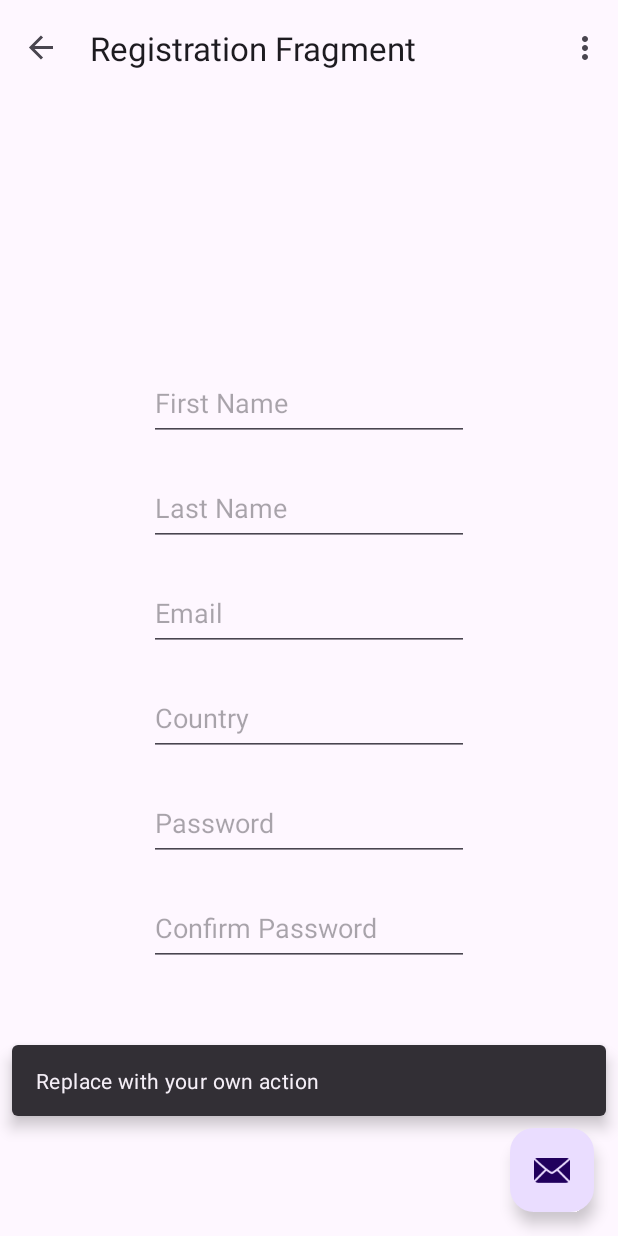
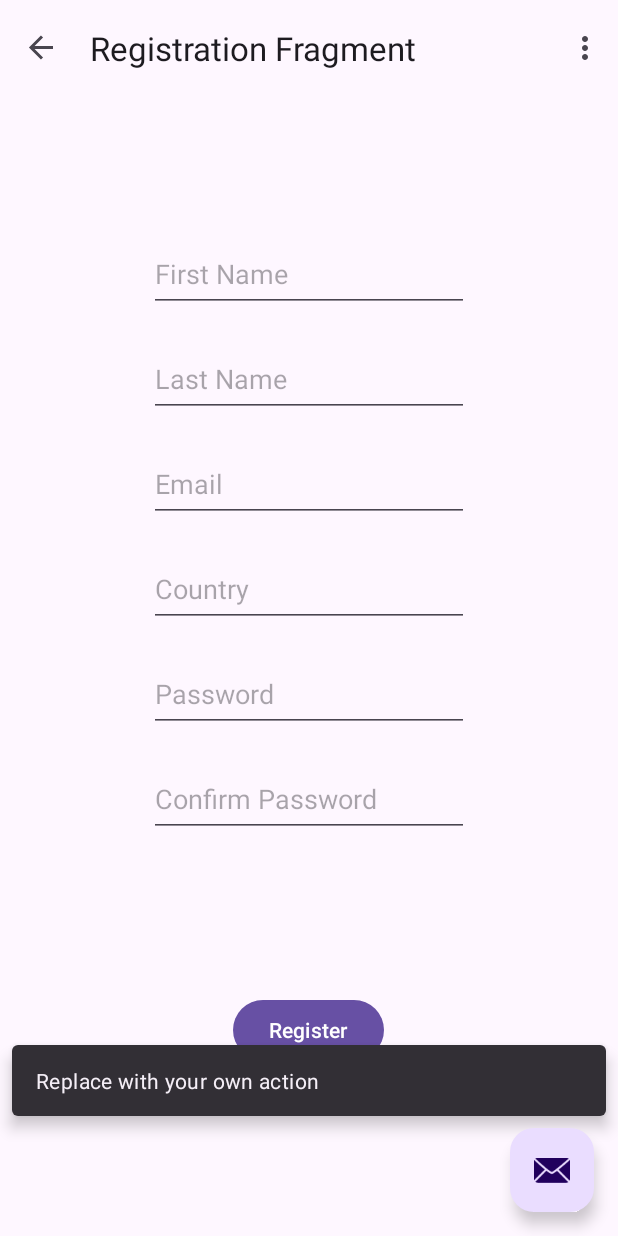
Before and after one commit to car-companion/android, an Android app: the RegistrationFragment screen opened through its navigation route, after a tap on an icon or button, on a phone screen of 412 x 824 dp. Run offline under Robolectric (Android 15) with nearby library versions, the phone set to English and light mode, and no system bars; our stand-ins replace navigation-ui.

Commit message:
Add registration button, display form info on click. Add errors on empty required fields, email and password format validation

```diff
--- a/app/src/main/res/layout/fragment_registration.xml
+++ b/app/src/main/res/layout/fragment_registration.xml
@@ -6,79 +6,105 @@
     android:layout_height="match_parent">
 
     <LinearLayout
+        android:id="@+id/linearLayout"
         android:layout_width="wrap_content"
         android:layout_height="wrap_content"
         android:orientation="vertical"
-        app:layout_constraintBottom_toBottomOf="parent"
+        app:layout_constraintBottom_toTopOf="@id/linearLayout2"
         app:layout_constraintEnd_toEndOf="parent"
         app:layout_constraintStart_toStartOf="parent"
         app:layout_constraintTop_toTopOf="parent">
 
         <EditText
             android:id="@+id/editTextFirstName"
-            android:importantForAutofill="no"
-            android:hint="@string/first_name_hint"
             android:layout_width="wrap_content"
             android:layout_height="50dp"
             android:layout_marginTop="10dp"
             android:layout_marginBottom="10dp"
             android:ems="10"
-            android:inputType="textCapWords"/>
+            android:hint="@string/first_name_hint"
+            android:importantForAutofill="no"
+            android:inputType="textCapWords" />
 
         <EditText
             android:id="@+id/editTextLastName"
-            android:importantForAutofill="no"
-            android:hint="@string/last_name_hint"
             android:layout_width="wrap_content"
             android:layout_height="50dp"
             android:layout_marginTop="10dp"
             android:layout_marginBottom="10dp"
             android:ems="10"
+            android:hint="@string/last_name_hint"
+            android:importantForAutofill="no"
             android:inputType="textCapWords" />
 
         <EditText
             android:id="@+id/editTextEmail"
-            android:importantForAutofill="no"
-            android:hint="@string/email_hint"
             android:layout_width="wrap_content"
             android:layout_height="50dp"
             android:layout_marginTop="10dp"
             android:layout_marginBottom="10dp"
             android:ems="10"
+            android:hint="@string/email_hint"
+            android:importantForAutofill="no"
             android:inputType="textEmailAddress" />
 
         <EditText
             android:id="@+id/editTextCountry"
-            android:importantForAutofill="no"
-            android:hint="@string/country_hint"
             android:layout_width="wrap_content"
             android:layout_height="50dp"
             android:layout_marginTop="10dp"
             android:layout_marginBottom="10dp"
             android:ems="10"
+            android:hint="@string/country_hint"
+            android:importantForAutofill="no"
             android:inputType="text" />
 
         <EditText
             android:id="@+id/editTextPassword"
-            android:importantForAutofill="no"
-            android:hint="@string/pw_hint"
             android:layout_width="wrap_content"
             android:layout_height="50dp"
             android:layout_marginTop="10dp"
             android:layout_marginBottom="10dp"
             android:ems="10"
+            android:hint="@string/pw_hint"
+            android:importantForAutofill="no"
             android:inputType="textPassword" />
 
         <EditText
             android:id="@+id/editTextConfirmPassword"
-            android:importantForAutofill="no"
-            android:hint="@string/confirm_pw_hint"
             android:layout_width="wrap_content"
             android:layout_height="50dp"
             android:layout_marginTop="10dp"
             android:layout_marginBottom="10dp"
             android:ems="10"
+            android:hint="@string/confirm_pw_hint"
+            android:importantForAutofill="no"
             android:inputType="textPassword" />
     </LinearLayout>
 
+    <LinearLayout
+        android:id="@+id/linearLayout2"
+        android:layout_width="match_parent"
+        android:layout_height="wrap_content"
+        android:orientation="vertical"
+        android:gravity="center"
+        app:layout_constraintBottom_toBottomOf="parent"
+        app:layout_constraintEnd_toEndOf="parent"
+        app:layout_constraintStart_toStartOf="parent"
+        app:layout_constraintTop_toBottomOf="@+id/linearLayout">
+
+        <Button
+            android:id="@+id/buttonRegister"
+            android:layout_width="wrap_content"
+            android:layout_height="wrap_content"
+            android:text="@string/registration"
+            android:layout_margin="10dp"/>
+
+        <TextView
+            android:id="@+id/textViewRegistrationInfo"
+            android:layout_width="wrap_content"
+            android:layout_height="wrap_content"
+            android:text="@string/app_name" />
+    </LinearLayout>
+
 </androidx.constraintlayout.widget.ConstraintLayout>
```
Also changed, not shown: app/src/main/java/com/dsd/carcompanion/RegistrationFragment.kt (+57 -0 lines).
